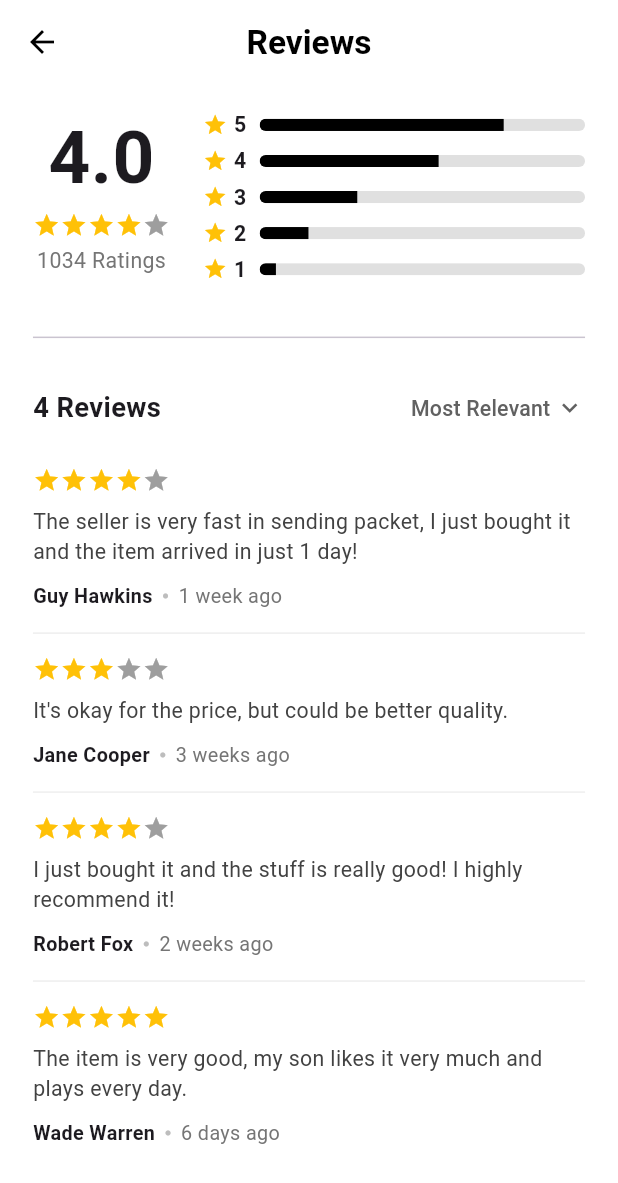
After one commit to jahangirad/Ecommerce-App, a Flutter app: the ReviewsView screen opened by its route, on a phone screen of 412 x 824 dp. The commit adds this screen. Shown: the top 1183 px of the screen. Run offline on Flutter 3.47's test engine with Material 3 defaults, Android fonts, the phone set to English and light mode, and no system bars; drawn by our look-alikes of flutter_rating_bar; our stand-ins replace flutter_dotenv, flutter_screenutil, font_awesome_flutter, get, get_storage, intl_phone_field and 2 more; accounts and stored records are empty.

Commit message:
ui/ux done

```diff
--- a/lib/app/modules/product_details/views/product_details_view.dart
+++ b/lib/app/modules/product_details/views/product_details_view.dart
@@ -3,6 +3,7 @@ import 'package:flutter_screenutil/flutter_screenutil.dart';
 
 import 'package:get/get.dart';
 
+import '../../../routes/app_pages.dart';
 import '../controllers/product_details_controller.dart';
 
 class ProductDetailsView extends GetView<ProductDetailsController> {
@@ -26,7 +27,10 @@ class ProductDetailsView extends GetView<ProductDetailsController> {
                   style: TextStyle(fontSize: 28.sp, fontWeight: FontWeight.bold),
                 ),
                 SizedBox(height: 12.h),
-                _buildRating(),
+                GestureDetector(
+                  onTap: () => Get.toNamed(Routes.REVIEWS),
+                    child: _buildRating()
+                ),
                 SizedBox(height: 16.h),
                 Text(
                   controller.productData.value['description'] ?? 'No description available.',
--- /dev/null
+++ b/lib/app/modules/reviews/bindings/reviews_binding.dart
@@ -0,0 +1,12 @@
+import 'package:get/get.dart';
+
+import '../controllers/reviews_controller.dart';
+
+class ReviewsBinding extends Bindings {
+  @override
+  void dependencies() {
+    Get.lazyPut<ReviewsController>(
+      () => ReviewsController(),
+    );
+  }
+}
--- /dev/null
+++ b/lib/app/modules/reviews/controllers/reviews_controller.dart
@@ -0,0 +1,113 @@
+import 'dart:math';
+
+import 'package:get/get.dart';
+
+class ReviewsController extends GetxController {
+  final RxBool isLoading = true.obs;
+
+  final Rx<Map<String, dynamic>> ratingSummary = Rx<Map<String, dynamic>>({});
+
+  // এই লিস্টটিতে মূল ডেটা থাকবে, যা পরিবর্তন হবে না
+  final RxList<Map<String, dynamic>> _originalReviewsList = <Map<String, dynamic>>[].obs;
+  // এই লিস্টটি UI-তে দেখানো হবে এবং সর্টিংয়ের পর আপডেট হবে
+  final RxList<Map<String, dynamic>> reviewsList = <Map<String, dynamic>>[].obs;
+
+  final RxString selectedFilter = 'Most Relevant'.obs;
+  final List<String> filterOptions = ['Most Relevant', 'Most Recent', 'Highest Rating', 'Lowest Rating'];
+
+  @override
+  void onInit() {
+    super.onInit();
+    fetchProductReviews();
+  }
+
+  Future<void> fetchProductReviews() async {
+    try {
+      isLoading.value = true;
+      await Future.delayed(const Duration(seconds: 1));
+
+      ratingSummary.value = {
+        'average': 4.0,
+        'totalCount': 1034,
+        'breakdown': [0.75, 0.55, 0.30, 0.15, 0.05],
+      };
+
+      // ডেমো ডেটায় timestamp যোগ করা হলো, যা সর্টিংয়ের জন্য প্রয়োজন
+      _originalReviewsList.assignAll([
+        {
+          'name': 'Wade Warren',
+          'timestamp': DateTime.now().subtract(const Duration(days: 6)),
+          'timeAgo': '6 days ago',
+          'rating': 5.0,
+          'comment': 'The item is very good, my son likes it very much and plays every day.',
+        },
+        {
+          'name': 'Guy Hawkins',
+          'timestamp': DateTime.now().subtract(const Duration(days: 7)),
+          'timeAgo': '1 week ago',
+          'rating': 4.0,
+          'comment': 'The seller is very fast in sending packet, I just bought it and the item arrived in just 1 day!',
+        },
+        {
+          'name': 'Robert Fox',
+          'timestamp': DateTime.now().subtract(const Duration(days: 14)),
+          'timeAgo': '2 weeks ago',
+          'rating': 4.0,
+          'comment': 'I just bought it and the stuff is really good! I highly recommend it!',
+        },
+        {
+          'name': 'Jane Cooper',
+          'timestamp': DateTime.now().subtract(const Duration(days: 21)),
+          'timeAgo': '3 weeks ago',
+          'rating': 3.0,
+          'comment': 'It\'s okay for the price, but could be better quality.',
+        },
+      ]);
+
+      // প্রাথমিকভাবে UI লিস্টটি মূল লিস্টের একটি কপি হিসেবে থাকবে
+      reviewsList.assignAll(_originalReviewsList);
+      // প্রাথমিকভাবে "Most Relevant" অনুযায়ী সর্ট করুন (যদি কোনো বিশেষ লজিক থাকে)
+      _sortReviews();
+
+    } finally {
+      isLoading.value = false;
+    }
+  }
+
+  // ফিল্টার পরিবর্তনের মেথড (আপডেটেড)
+  void changeFilter(String? newValue) {
+    if (newValue != null && selectedFilter.value != newValue) {
+      selectedFilter.value = newValue;
+      // নতুন ফিল্টার অনুযায়ী লিস্ট সর্ট করুন
+      _sortReviews();
+    }
+  }
+
+  // রিভিউ সর্ট করার মূল লজিক
+  void _sortReviews() {
+    // সর্টিংয়ের আগে UI লিস্টটিকে মূল লিস্ট দিয়ে রিসেট করুন
+    List<Map<String, dynamic>> tempList = List.from(_originalReviewsList);
+
+    switch (selectedFilter.value) {
+      case 'Most Recent':
+      // নতুন রিভিউগুলো আগে আসবে (descending order)
+        tempList.sort((a, b) => (b['timestamp'] as DateTime).compareTo(a['timestamp'] as DateTime));
+        break;
+      case 'Highest Rating':
+      // বেশি রেটিংয়ের রিভিউগুলো আগে আসবে
+        tempList.sort((a, b) => (b['rating'] as double).compareTo(a['rating'] as double));
+        break;
+      case 'Lowest Rating':
+      // কম রেটিংয়ের রিভিউগুলো আগে আসবে
+        tempList.sort((a, b) => (a['rating'] as double).compareTo(b['rating'] as double));
+        break;
+      case 'Most Relevant':
+      // ডিফল্ট বা "Most Relevant" এর জন্য আপনি কোনো বিশেষ লজিক যোগ করতে পারেন
+      // যেমন: কমেন্টের দৈর্ঘ্য বা লাইকের সংখ্যার উপর ভিত্তি করে (এখানে শুধু এলোমেলো করা হলো)
+        tempList.shuffle(Random());
+        break;
+    }
+    // সর্ট করা লিস্টটি UI-তে দেখানোর জন্য আপডেট করুন
+    reviewsList.assignAll(tempList);
+  }
+}
--- /dev/null
+++ b/lib/app/modules/reviews/views/reviews_view.dart
@@ -0,0 +1,187 @@
+import 'package:flutter/material.dart';
+import 'package:flutter_rating_bar/flutter_rating_bar.dart';
+import 'package:flutter_screenutil/flutter_screenutil.dart';
+
+import 'package:get/get.dart';
+
+import '../controllers/reviews_controller.dart';
+
+class ReviewsView extends GetView<ReviewsController> {
+  const ReviewsView({super.key});
+  @override
+  Widget build(BuildContext context) {
+    return Scaffold(
+      backgroundColor: Colors.white,
+      appBar: AppBar(
+        backgroundColor: Colors.white,
+        elevation: 0,
+        scrolledUnderElevation: 0,
+        leading: IconButton(
+          icon: const Icon(Icons.arrow_back, color: Colors.black),
+          onPressed: () => Get.back(),
+        ),
+        title: Text('Reviews', style: TextStyle(color: Colors.black, fontWeight: FontWeight.bold, fontSize: 22.sp)),
+        centerTitle: true,
+      ),
+      body: Obx(() {
+        if (controller.isLoading.value) {
+          return const Center(child: CircularProgressIndicator(color: Colors.black));
+        }
+        return _buildReviewsContent();
+      }),
+    );
+  }
+
+  Widget _buildReviewsContent() {
+    return ListView(
+      padding: EdgeInsets.symmetric(horizontal: 20.w, vertical: 15.h),
+      children: [
+        _buildRatingSummary(),
+        SizedBox(height: 25.h),
+        const Divider(),
+        SizedBox(height: 15.h),
+        _buildReviewsHeader(),
+        SizedBox(height: 15.h),
+        _buildReviewsList(),
+      ],
+    );
+  }
+
+  Widget _buildRatingSummary() {
+    final summary = controller.ratingSummary.value;
+    final double averageRating = summary['average'] ?? 0.0;
+    final int totalCount = summary['totalCount'] ?? 0;
+    final List<double> breakdown = List<double>.from(summary['breakdown'] ?? [0,0,0,0,0]);
+
+    return Row(
+      crossAxisAlignment: CrossAxisAlignment.start,
+      children: [
+        Column(
+          children: [
+            Text(averageRating.toStringAsFixed(1), style: TextStyle(fontSize: 48.sp, fontWeight: FontWeight.bold)),
+            _buildStarRating(averageRating),
+            SizedBox(height: 4.h),
+            Text('$totalCount Ratings', style: TextStyle(color: Colors.grey[600], fontSize: 14.sp)),
+          ],
+        ),
+        SizedBox(width: 20.w),
+        Expanded(
+          child: Column(
+            children: List.generate(5, (index) {
+              int star = 5 - index;
+              return _buildRatingBreakdownBar(star, breakdown[index]);
+            }),
+          ),
+        ),
+      ],
+    );
+  }
+
+  Widget _buildRatingBreakdownBar(int star, double percentage) {
+    return Padding(
+      padding: EdgeInsets.symmetric(vertical: 2.h),
+      child: Row(
+        children: [
+          Icon(Icons.star, color: Colors.amber, size: 16.sp),
+          SizedBox(width: 4.w),
+          Text('$star', style: TextStyle(fontSize: 14.sp, fontWeight: FontWeight.bold)),
+          SizedBox(width: 8.w),
+          Expanded(
+            child: ClipRRect(
+              borderRadius: BorderRadius.circular(10.r),
+              child: LinearProgressIndicator(
+                value: percentage,
+                backgroundColor: Colors.grey[300],
+                color: Colors.black,
+                minHeight: 8.h,
+              ),
+            ),
+          ),
+        ],
+      ),
+    );
+  }
+
+  Widget _buildReviewsHeader() {
+    return Row(
+      mainAxisAlignment: MainAxisAlignment.spaceBetween,
+      children: [
+        Text(
+          '${controller.reviewsList.length} Reviews',
+          style: TextStyle(fontSize: 18.sp, fontWeight: FontWeight.bold),
+        ),
+        DropdownButtonHideUnderline(
+          child: Obx(() => DropdownButton<String>(
+            value: controller.selectedFilter.value,
+            icon: Icon(Icons.keyboard_arrow_down, size: 20.sp),
+            items: controller.filterOptions.map((String value) {
+              return DropdownMenuItem<String>(
+                value: value,
+                child: Text(value, style: TextStyle(fontSize: 14.sp, color: Colors.grey[700])),
+              );
+            }).toList(),
+            onChanged: controller.changeFilter,
+          )),
+        ),
+      ],
+    );
+  }
+
+  Widget _buildReviewsList() {
+    return ListView.separated(
+      shrinkWrap: true,
+      physics: const NeverScrollableScrollPhysics(),
+      itemCount: controller.reviewsList.length,
+      itemBuilder: (context, index) {
+        final review = controller.reviewsList[index];
+        return _buildReviewItem(review);
+      },
+      separatorBuilder: (context, index) => Divider(height: 30.h, color: Colors.grey[200]),
+    );
+  }
+
+  Widget _buildReviewItem(Map<String, dynamic> review) {
+    return Column(
+      crossAxisAlignment: CrossAxisAlignment.start,
+      children: [
+        _buildStarRating(review['rating'] as double),
+        SizedBox(height: 8.h),
+        Text(
+          review['comment'] as String,
+          style: TextStyle(fontSize: 14.sp, color: Colors.grey[800]),
+        ),
+        SizedBox(height: 10.h),
+        Row(
+          children: [
+            Text(
+              review['name'] as String,
+              style: TextStyle(fontSize: 13.sp, fontWeight: FontWeight.bold),
+            ),
+            Padding(
+              padding: EdgeInsets.symmetric(horizontal: 6.w),
+              child: Icon(Icons.circle, size: 4.sp, color: Colors.grey[400]),
+            ),
+            Text(
+              review['timeAgo'] as String,
+              style: TextStyle(fontSize: 13.sp, color: Colors.grey[600]),
+            ),
+          ],
+        ),
+      ],
+    );
+  }
+
+  Widget _buildStarRating(double rating, {double size = 18}) {
+    return RatingBar.builder(
+      initialRating: rating,
+      minRating: 1,
+      direction: Axis.horizontal,
+      allowHalfRating: true,
+      itemCount: 5,
+      itemSize: size.sp,
+      ignoreGestures: true,
+      itemBuilder: (context, _) => const Icon(Icons.star, color: Colors.amber),
+      onRatingUpdate: (rating) {},
+    );
+  }
+}
--- a/lib/app/routes/app_pages.dart
+++ b/lib/app/routes/app_pages.dart
@@ -28,6 +28,8 @@ import '../modules/product_details/bindings/product_details_binding.dart';
 import '../modules/product_details/views/product_details_view.dart';
 import '../modules/reset/bindings/reset_binding.dart';
 import '../modules/reset/views/reset_view.dart';
+import '../modules/reviews/bindings/reviews_binding.dart';
+import '../modules/reviews/views/reviews_view.dart';
 import '../modules/saved/bindings/saved_binding.dart';
 import '../modules/saved/views/saved_view.dart';
 import '../modules/search/bindings/search_binding.dart';
@@ -149,5 +151,10 @@ class AppPages {
       page: () => const CheckoutView(),
       binding: CheckoutBinding(),
     ),
+    GetPage(
+      name: _Paths.REVIEWS,
+      page: () => const ReviewsView(),
+      binding: ReviewsBinding(),
+    ),
   ];
 }
--- a/lib/app/routes/app_routes.dart
+++ b/lib/app/routes/app_routes.dart
@@ -23,6 +23,7 @@ abstract class Routes {
   static const NOTIFICATIONS = _Paths.NOTIFICATIONS;
   static const HELP_CENTER = _Paths.HELP_CENTER;
   static const CHECKOUT = _Paths.CHECKOUT;
+  static const REVIEWS = _Paths.REVIEWS;
 }
 
 abstract class _Paths {
@@ -47,4 +48,5 @@ abstract class _Paths {
   static const NOTIFICATIONS = '/notifications';
   static const HELP_CENTER = '/help-center';
   static const CHECKOUT = '/checkout';
+  static const REVIEWS = '/reviews';
 }
--- a/lib/main.dart
+++ b/lib/main.dart
@@ -1,11 +1,19 @@
 import 'package:flutter/material.dart';
+import 'package:flutter_dotenv/flutter_dotenv.dart';
 import 'package:flutter_screenutil/flutter_screenutil.dart';
 
 import 'package:get/get.dart';
+import 'package:supabase_flutter/supabase_flutter.dart';
 
 import 'app/routes/app_pages.dart';
 
-void main() {
+void main() async{
+  WidgetsFlutterBinding.ensureInitialized();
+  await dotenv.load(fileName: ".env");
+  await Supabase.initialize(
+    url: dotenv.env['supabaseUrl']!,
+    anonKey: dotenv.env['supabaseKey']!,
+  );
   runApp(
     ScreenUtilInit(
       designSize: const Size(375, 812),
--- a/pubspec.yaml
+++ b/pubspec.yaml
@@ -43,6 +43,7 @@ dependencies:
   lottie: ^3.3.1
   get_storage: ^2.1.1
   font_awesome_flutter: ^10.8.0
+  supabase_flutter: ^2.9.1
 
 dev_dependencies:
   flutter_test:
```
Also changed, not shown: pubspec.lock, 3 other files.
